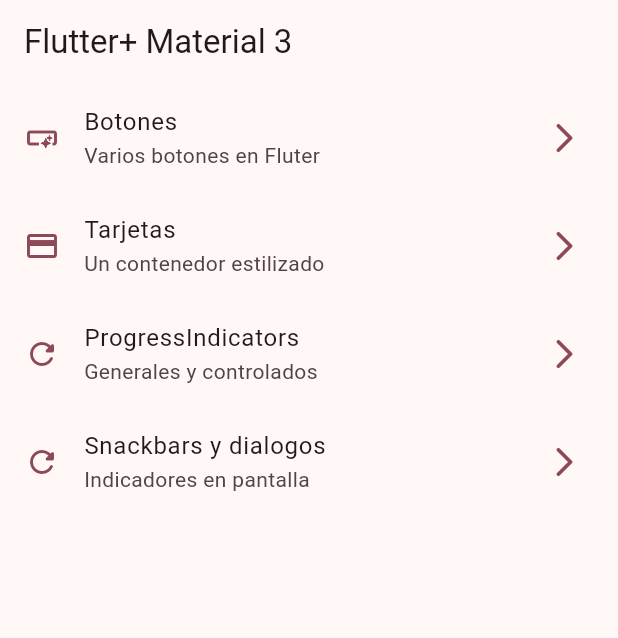
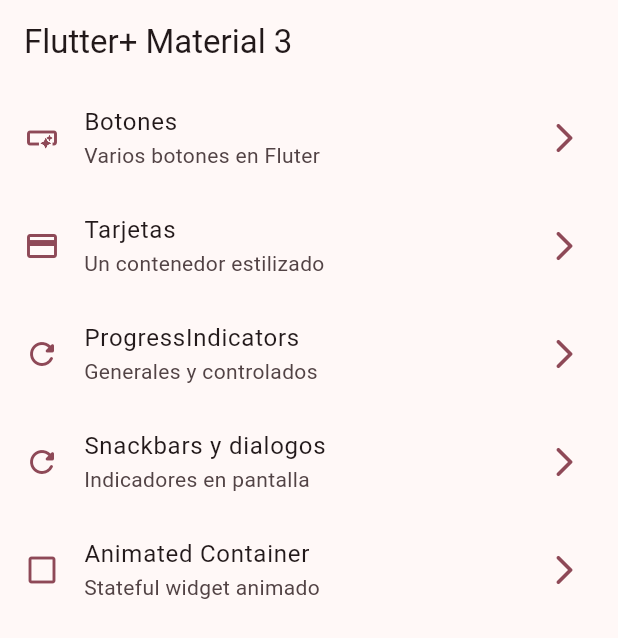
Before and after one commit to drakkomaximo/widget_app, a Flutter app: the screen it shows after launch, on a phone screen of 412 x 824 dp. Shown: the top 638 px of the screen. Run offline on Flutter 3.47's test engine with Material 2 defaults, Android fonts, the phone set to English and light mode, and no system bars; our stand-ins replace go_router.

Commit message:
Animated container finished

```diff
--- a/lib/config/menu/menu_items.dart
+++ b/lib/config/menu/menu_items.dart
@@ -34,4 +34,9 @@ const appMenuItems = <MenuItem>[
       link: '/snackbars',
       subtitle: 'Indicadores en pantalla',
       title: 'Snackbars y dialogos'),
+  MenuItem(
+      icon: Icons.check_box_outline_blank_outlined,
+      link: '/animated',
+      subtitle: 'Stateful widget animado',
+      title: 'Animated Container'),
 ];
--- a/lib/config/router/app_router.dart
+++ b/lib/config/router/app_router.dart
@@ -30,5 +30,10 @@ final appRouter = GoRouter(
       name: SnackbarScreen.name,
       builder: (context, state) => const SnackbarScreen(),
     ),
+    GoRoute(
+      path: '/animated',
+      name: AnimatedScreen.name,
+      builder: (context, state) => const AnimatedScreen(),
+    ),
   ],
 );
```
Also changed, not shown: lib/presentation/screens/animated/animated_screen.dart (+44 -3 lines).
